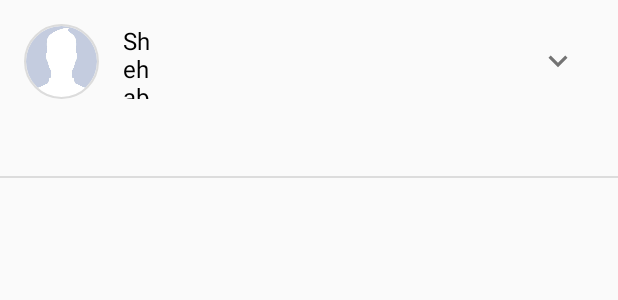
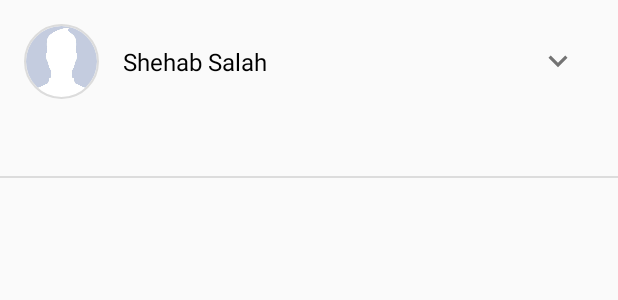
Before and after one commit to ShehabSalah/GeranyApp, an Android app: the layout feedback_layout.xml on its own in the app's theme, with its tools: preview values and no code run, on a phone screen of 412 x 824 dp. Shown: the top 300 px of the screen. Run offline under Robolectric (Android 15) with nearby library versions, the phone set to English and light mode, and no system bars.

Commit message:
fix post feedback bugs

```diff
--- a/app/src/main/java/com/shehabsalah/geranyapp/views/adapters/MyPlacesListAdapter.java
+++ b/app/src/main/java/com/shehabsalah/geranyapp/views/adapters/MyPlacesListAdapter.java
@@ -35,7 +35,7 @@ public class MyPlacesListAdapter extends SelectableAdapter<MyPlacesListAdapter.M
     private Context context;
     private int activePosition = 0;
     private AlertDialog alertDialog;
-    private final String PLACE_SECTION_NAME = "place";
+    private final String PLACE_SECTION_NAME = "lace";
 
     public MyPlacesListAdapter(MyPlacesController myPlacesController, Context context) {
         this.myPlacesController = myPlacesController;
--- a/app/src/main/res/layout/feedback_layout.xml
+++ b/app/src/main/res/layout/feedback_layout.xml
@@ -35,7 +35,7 @@
                 android:paddingStart="@dimen/activity_horizontal_margin">
 
                 <LinearLayout
-                    android:layout_width="wrap_content"
+                    android:layout_width="match_parent"
                     android:layout_height="match_parent"
                     android:layout_gravity="center"
                     android:gravity="center"
@@ -43,18 +43,17 @@
 
                     <TextView
                         android:id="@+id/username"
-                        android:layout_width="wrap_content"
+                        android:layout_width="0dp"
                         android:layout_height="wrap_content"
-                        android:layout_weight="1.5"
                         android:textColor="@color/black_color"
+                        android:layout_weight="2"
                         android:textSize="@dimen/text_medium_size"
                         tools:text="@string/username" />
 
                     <RelativeLayout
                         android:id="@+id/menu_button"
-                        android:layout_width="0dp"
-                        android:layout_height="match_parent"
-                        android:layout_weight="0.5">
+                        android:layout_width="48dp"
+                        android:layout_height="match_parent">
 
                         <ImageView
                             android:id="@+id/feedback_menuContainer"
```
Also changed, not shown: app/src/main/java/com/shehabsalah/geranyapp/views/adapters/FeedbackAdapter.java (+9 -10 lines), app/src/main/java/com/shehabsalah/geranyapp/views/adapters/PostAdapter.java (+5 -2 lines), app/src/main/res/layout/add_new_place_rename_layout.xml (+9 -0 lines).
